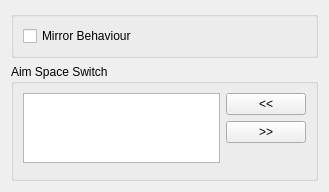
Qt form scripts/domino/assembler/component/eye_01/settings_ui.ui (chowooseoung/domino) before a commit.
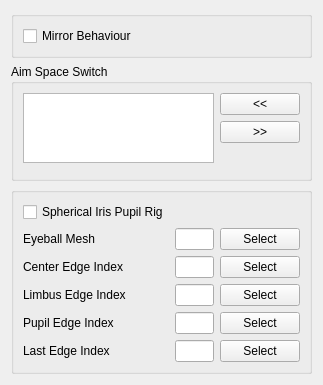
The same form after that commit.

Commit message:
feature. eye_01 spherical rig.
구형 눈 iris, pupil 조작 기능 추가.

Patch:
```diff
--- a/scripts/domino/assembler/component/eye_01/settings_ui.ui
+++ b/scripts/domino/assembler/component/eye_01/settings_ui.ui
@@ -6,8 +6,8 @@
    <rect>
     <x>0</x>
     <y>0</y>
-    <width>329</width>
-    <height>165</height>
+    <width>323</width>
+    <height>379</height>
    </rect>
   </property>
   <property name="windowTitle">
@@ -76,6 +76,107 @@
      </layout>
     </widget>
    </item>
+   <item>
+    <widget class="QGroupBox" name="groupBox_2">
+     <property name="title">
+      <string/>
+     </property>
+     <layout class="QGridLayout" name="gridLayout_2">
+      <item row="4" column="2">
+       <widget class="QPushButton" name="pupil_edge_index_pushButton">
+        <property name="text">
+         <string>Select</string>
+        </property>
+       </widget>
+      </item>
+      <item row="5" column="0">
+       <widget class="QLabel" name="label_5">
+        <property name="text">
+         <string>Last Edge Index</string>
+        </property>
+       </widget>
+      </item>
+      <item row="2" column="1">
+       <widget class="QLineEdit" name="center_edge_index_lineEdit"/>
+      </item>
+      <item row="3" column="1">
+       <widget class="QLineEdit" name="limbus_edge_index_lineEdit"/>
+      </item>
+      <item row="3" column="0">
+       <widget class="QLabel" name="label_3">
+        <property name="text">
+         <string>Limbus Edge Index</string>
+        </property>
+       </widget>
+      </item>
+      <item row="2" column="0">
+       <widget class="QLabel" name="label_2">
+        <property name="text">
+         <string>Center Edge Index</string>
+        </property>
+       </widget>
+      </item>
+      <item row="1" column="0">
+       <widget class="QLabel" name="label">
+        <property name="text">
+         <string>Eyeball Mesh</string>
+        </property>
+       </widget>
+      </item>
+      <item row="4" column="0">
+       <widget class="QLabel" name="label_4">
+        <property name="text">
+         <string>Pupil Edge Index</string>
+        </property>
+       </widget>
+      </item>
+      <item row="5" column="2">
+       <widget class="QPushButton" name="last_edge_index_pushButton">
+        <property name="text">
+         <string>Select</string>
+        </property>
+       </widget>
+      </item>
+      <item row="4" column="1">
+       <widget class="QLineEdit" name="pupil_edge_index_lineEdit"/>
+      </item>
+      <item row="1" column="2">
+       <widget class="QPushButton" name="eyeball_mesh_pushButton">
+        <property name="text">
+         <string>Select</string>
+        </property>
+       </widget>
+      </item>
+      <item row="2" column="2">
+       <widget class="QPushButton" name="center_edge_index_pushButton">
+        <property name="text">
+         <string>Select</string>
+        </property>
+       </widget>
+      </item>
+      <item row="3" column="2">
+       <widget class="QPushButton" name="limbus_edge_index_pushButton">
+        <property name="text">
+         <string>Select</string>
+        </property>
+       </widget>
+      </item>
+      <item row="5" column="1">
+       <widget class="QLineEdit" name="last_edge_index_lineEdit"/>
+      </item>
+      <item row="1" column="1">
+       <widget class="QLineEdit" name="eyeball_mesh_lineEdit"/>
+      </item>
+      <item row="0" column="0">
+       <widget class="QCheckBox" name="spherical_iris_pupil_rig_checkBox">
+        <property name="text">
+         <string>Spherical Iris Pupil Rig</string>
+        </property>
+       </widget>
+      </item>
+     </layout>
+    </widget>
+   </item>
   </layout>
  </widget>
  <resources/>
```
Left out of the diff: 14 changed lines with no effect on the pictures. The commit also changes 6 other files.
